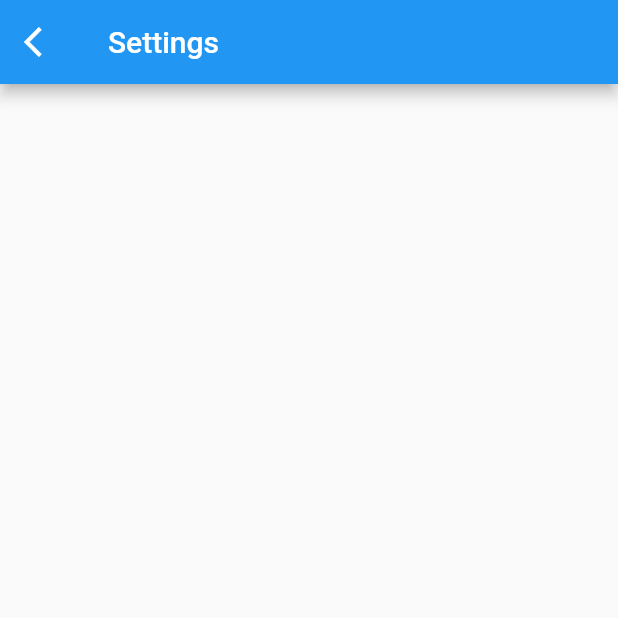
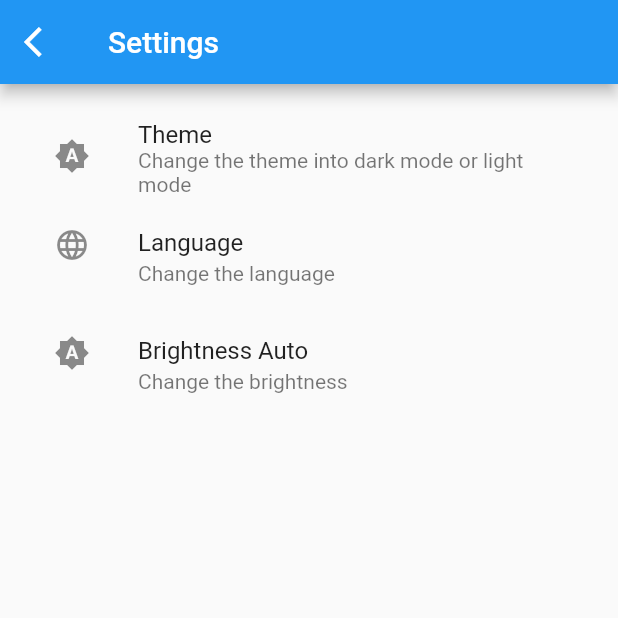
Before and after one commit to TaniyaGSe/POS-Flutter, a Flutter app: the SettingsScreen screen opened by its route, on a phone screen of 412 x 824 dp, the top half of it. Run offline on Flutter 3.47's test engine with Material 2 defaults, Android fonts, the light colour scheme and no system bars; our stand-ins replace get.

Commit message:
Update settingsScreen.dart

```diff
--- a/lib/views/settingsScreen.dart
+++ b/lib/views/settingsScreen.dart
@@ -23,6 +23,32 @@ class _SettingsScreenState extends State<SettingsScreen> {
           title: Text('Settings',style: TextStyle(fontSize: 20.0),),
 
         ),
+        body:Padding(
+          padding: EdgeInsets.all(20.0),
+          child: ListView(
+            scrollDirection: Axis.vertical,
+            children: <Widget> [
+              ListTile(
+                leading: Icon(Icons.brightness_auto),
+                title: Text('Theme'),
+                subtitle: Text('Change the theme into dark mode or light mode'),
+                onTap: () {},
+              ),
+              ListTile(
+                leading: Icon(Icons.language),
+                title: Text('Language'),
+                subtitle: Text('Change the language'),
+                onTap: () {},
+              ),
+              ListTile(
+                leading: Icon(Icons.brightness_auto),
+                title: Text('Brightness Auto'),
+                subtitle: Text('Change the brightness'),
+                onTap: () {},
+              )
+            ],
+          ),
+        )
 
       ),
     );
```
